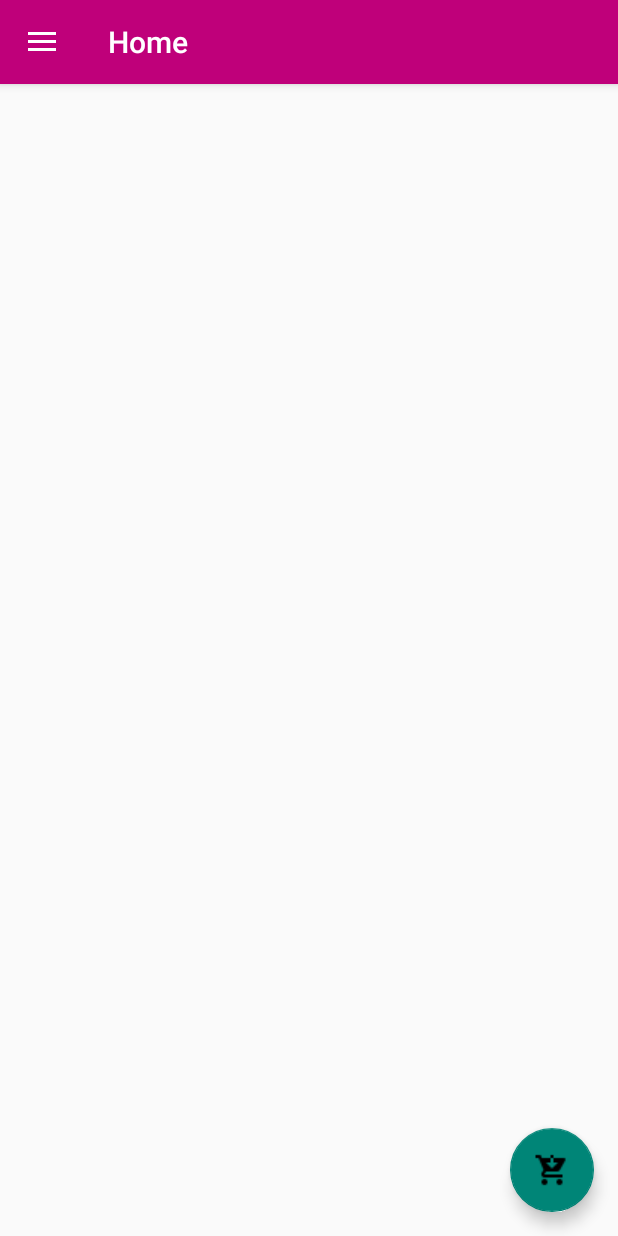
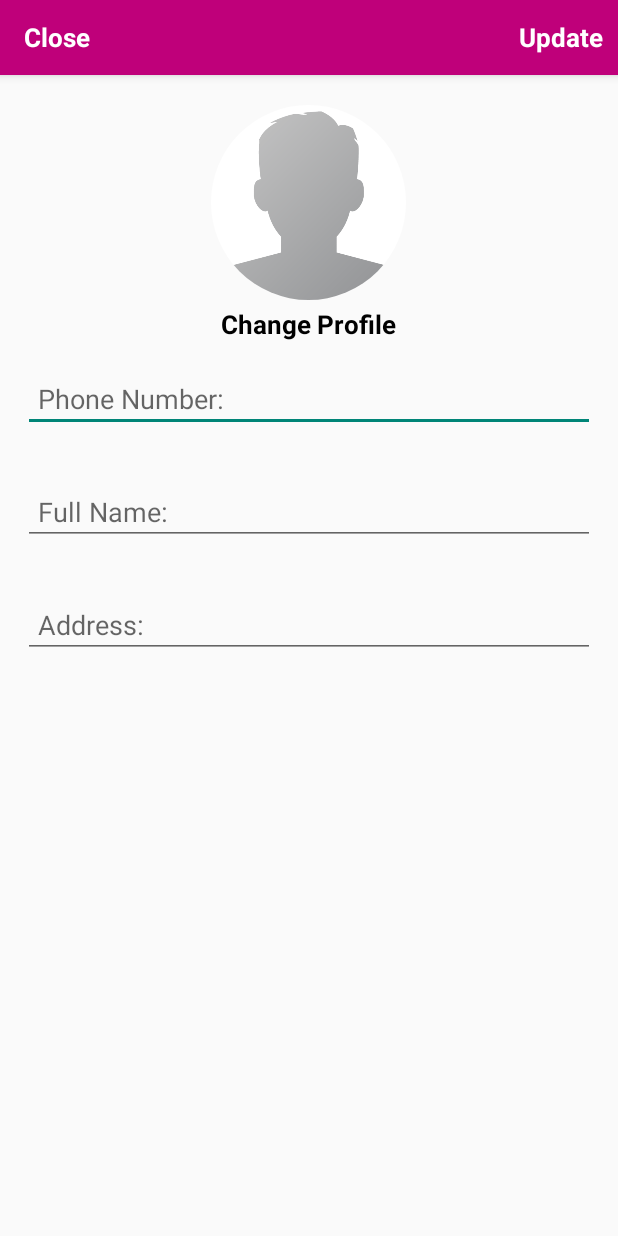
Before and after one commit to Reginald077/FLICK-PRO-APP, an Android app: the HomeActivity screen opened directly, with no data from a screen before it, in the side drawer, after a tap on "Settings", on a phone screen of 412 x 824 dp. Run offline under Robolectric (Android 15) with nearby library versions, the phone set to English and light mode, and no system bars; our stand-ins replace CircleImageView, Firebase (no records; nobody signed in at launch, a user with empty details on screens opened directly), Picasso; libraries missing offline, so code that uses them is left out: io.paperdb; 2 statements that could not run were skipped.

Commit message:
creation and design of the settings activity

```diff
--- a/app/src/main/AndroidManifest.xml
+++ b/app/src/main/AndroidManifest.xml
@@ -13,6 +13,9 @@
         android:supportsRtl="true"
         android:theme="@style/Theme.FLICKSPROAPP"
         tools:targetApi="31">
+        <activity
+            android:name=".SettingsActivity"
+            android:exported="false" />
         <activity
             android:name=".HomeActivity"
             android:exported="false"
--- a/app/src/main/java/uk/tees/ac/c2360663/FLICKSPROAPP/HomeActivity.java
+++ b/app/src/main/java/uk/tees/ac/c2360663/FLICKSPROAPP/HomeActivity.java
@@ -196,8 +196,8 @@ public class HomeActivity extends AppCompatActivity
         }
         else if (id == R.id.nav_settings)
         {
-//            Intent intent = new Intent(HomeActivity.this, SettinsActivity.class);
-//            startActivity(intent);
+            Intent intent = new Intent(HomeActivity.this, SettingsActivity.class);
+            startActivity(intent);
         }
         else if (id == R.id.nav_logout)
         {
--- /dev/null
+++ b/app/src/main/java/uk/tees/ac/c2360663/FLICKSPROAPP/SettingsActivity.java
@@ -0,0 +1,14 @@
+package uk.tees.ac.c2360663.FLICKSPROAPP;
+
+import androidx.appcompat.app.AppCompatActivity;
+
+import android.os.Bundle;
+
+public class SettingsActivity extends AppCompatActivity {
+
+    @Override
+    protected void onCreate(Bundle savedInstanceState) {
+        super.onCreate(savedInstanceState);
+        setContentView(R.layout.activity_settings);
+    }
+}
--- /dev/null
+++ b/app/src/main/res/layout/activity_settings.xml
@@ -0,0 +1,113 @@
+<?xml version="1.0" encoding="utf-8"?>
+<RelativeLayout
+    xmlns:android="http://schemas.android.com/apk/res/android"
+    xmlns:app="http://schemas.android.com/apk/res-auto"
+    xmlns:tools="http://schemas.android.com/tools"
+    android:layout_width="match_parent"
+    android:layout_height="match_parent"
+    tools:context=".SettingsActivity">
+
+    <com.google.android.material.appbar.AppBarLayout
+        android:id="@+id/app_bar_settings"
+        android:layout_width="match_parent"
+        android:layout_height="50dp"
+        android:background="@color/colorPrimary">
+
+        <androidx.appcompat.widget.Toolbar
+            android:id="@+id/toolbar_settings"
+            android:layout_width="match_parent"
+            android:layout_height="wrap_content">
+
+            <RelativeLayout
+                android:layout_width="match_parent"
+                android:layout_height="match_parent">
+
+                <TextView
+                    android:id="@+id/close_settings_btn"
+                    android:layout_width="wrap_content"
+                    android:layout_height="wrap_content"
+                    android:text="Close"
+                    android:textColor="@color/white"
+                    android:textSize="17sp"
+                    android:textStyle="bold"
+                    android:layout_alignParentStart="true"
+                    />
+
+                <TextView
+                    android:id="@+id/update_account_settings_btn"
+                    android:layout_width="wrap_content"
+                    android:layout_height="wrap_content"
+                    android:text="Update"
+                    android:textColor="@color/white"
+                    android:textSize="17sp"
+                    android:textStyle="bold"
+                    android:layout_marginRight="10dp"
+                    android:layout_alignParentEnd="true"
+                    />
+
+            </RelativeLayout>
+
+
+
+        </androidx.appcompat.widget.Toolbar>
+
+    </com.google.android.material.appbar.AppBarLayout>
+
+
+
+    <de.hdodenhof.circleimageview.CircleImageView
+        android:id="@+id/settings_profile_image"
+        android:layout_width="130dp"
+        android:layout_height="130dp"
+        android:src="@drawable/profile"
+        android:layout_below="@id/app_bar_settings"
+        android:layout_marginTop="20dp"
+        android:layout_centerHorizontal="true"
+        />
+
+    <TextView
+        android:id="@+id/profile_image_change_btn"
+        android:layout_width="wrap_content"
+        android:layout_height="wrap_content"
+        android:text="Change Profile"
+        android:textSize="17sp"
+        android:textStyle="bold"
+        android:layout_marginRight="10dp"
+        android:layout_marginTop="4dp"
+        android:textColor="@color/black"
+        android:layout_below="@+id/settings_profile_image"
+        android:layout_centerHorizontal="true"
+        />
+
+    <EditText
+        android:id="@+id/settings_phone_number"
+        android:layout_width="match_parent"
+        android:layout_height="wrap_content"
+        android:layout_below="@+id/profile_image_change_btn"
+        android:hint="Phone Number:"
+        android:layout_margin="15dp"
+        android:padding="10dp"
+        />
+
+    <EditText
+        android:id="@+id/settings_full_name"
+        android:layout_width="match_parent"
+        android:layout_height="wrap_content"
+        android:layout_below="@+id/settings_phone_number"
+        android:hint="Full Name:"
+        android:layout_margin="15dp"
+        android:padding="10dp"
+        />
+
+    <EditText
+        android:id="@+id/settings_address"
+        android:layout_width="match_parent"
+        android:layout_height="wrap_content"
+        android:layout_below="@+id/settings_full_name"
+        android:hint="Address:"
+        android:layout_margin="15dp"
+        android:padding="10dp"
+        />
+
+
+</RelativeLayout>
```
